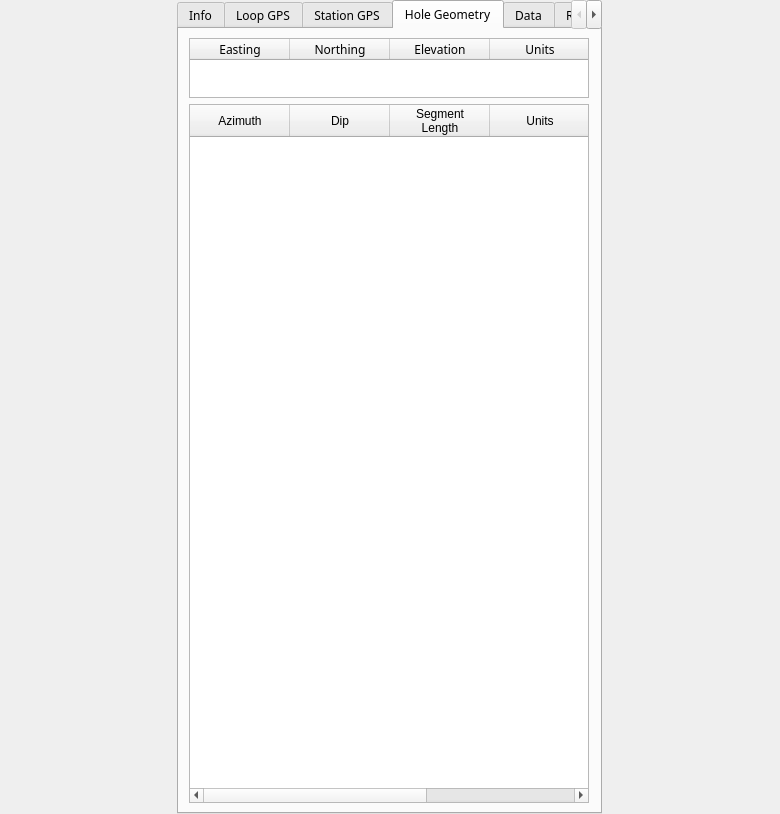
First picture: the form in src/qt_ui/pem_info_widget.ui, repository Eric-Meunier/Processor-Suite, before the edit.
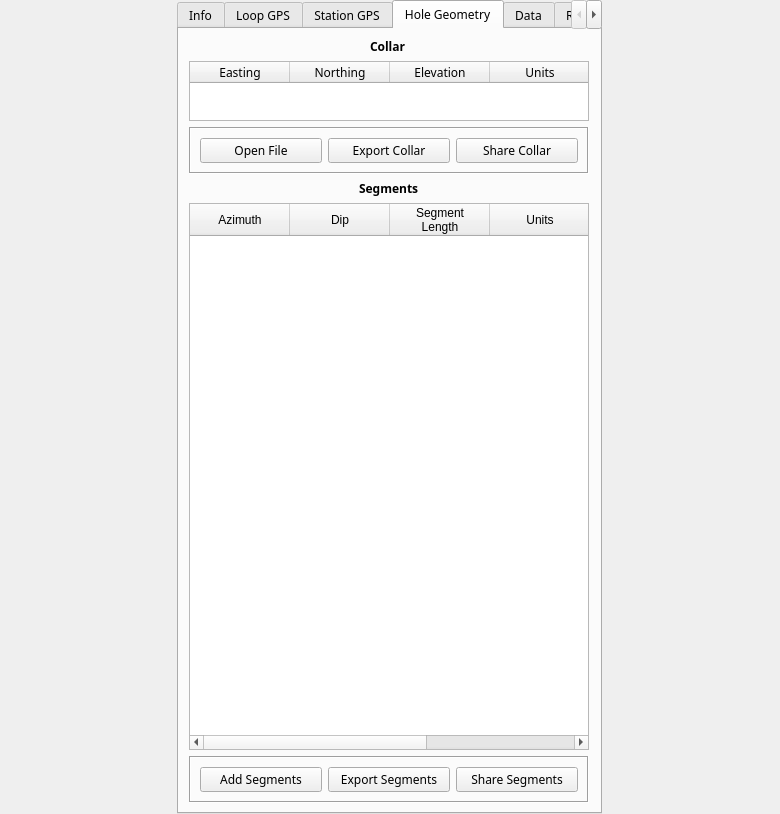
Second picture: the form after the edit. The open tabs and pages were chosen to show the change.

Commit message: Added buttons to PIW and connected the share GPS buttons

Patch:
```diff
--- a/src/qt_ui/pem_info_widget.ui
+++ b/src/qt_ui/pem_info_widget.ui
@@ -762,7 +762,40 @@
        <string>Hole Geometry</string>
       </attribute>
       <layout class="QGridLayout" name="gridLayout_5">
-       <item row="1" column="0">
+       <item row="5" column="0">
+        <widget class="QFrame" name="frame_9">
+         <property name="frameShape">
+          <enum>QFrame::Box</enum>
+         </property>
+         <property name="frameShadow">
+          <enum>QFrame::Sunken</enum>
+         </property>
+         <layout class="QHBoxLayout" name="horizontalLayout_3">
+          <item>
+           <widget class="QPushButton" name="add_segments_btn">
+            <property name="text">
+             <string>Add Segments</string>
+            </property>
+           </widget>
+          </item>
+          <item>
+           <widget class="QPushButton" name="export_segments_btn">
+            <property name="text">
+             <string>Export Segments</string>
+            </property>
+           </widget>
+          </item>
+          <item>
+           <widget class="QPushButton" name="share_segments_btn">
+            <property name="text">
+             <string>Share Segments</string>
+            </property>
+           </widget>
+          </item>
+         </layout>
+        </widget>
+       </item>
+       <item row="4" column="0">
         <widget class="QTableWidget" name="segments_table">
          <property name="sizePolicy">
           <sizepolicy hsizetype="Preferred" vsizetype="Expanding">
@@ -822,7 +855,7 @@
          </column>
         </widget>
        </item>
-       <item row="0" column="0">
+       <item row="1" column="0">
         <widget class="QTableWidget" name="collar_table">
          <property name="sizePolicy">
           <sizepolicy hsizetype="Preferred" vsizetype="Expanding">
@@ -927,6 +960,65 @@
          </item>
         </widget>
        </item>
+       <item row="2" column="0">
+        <widget class="QFrame" name="frame_10">
+         <property name="frameShape">
+          <enum>QFrame::Box</enum>
+         </property>
+         <property name="frameShadow">
+          <enum>QFrame::Sunken</enum>
+         </property>
+         <layout class="QHBoxLayout" name="horizontalLayout_4">
+          <item>
+           <widget class="QPushButton" name="open_collar_gps_btn">
+            <property name="text">
+             <string>Open File</string>
+            </property>
+           </widget>
+          </item>
+          <item>
+           <widget class="QPushButton" name="export_collar_gps_btn">
+            <property name="text">
+             <string>Export Collar</string>
+            </property>
+           </widget>
+          </item>
+          <item>
+           <widget class="QPushButton" name="share_collar_gps_btn">
+            <property name="text">
+             <string>Share Collar</string>
+            </property>
+           </widget>
+          </item>
+         </layout>
+        </widget>
+       </item>
+       <item row="0" column="0" alignment="Qt::AlignHCenter">
+        <widget class="QLabel" name="label_5">
+         <property name="font">
+          <font>
+           <weight>75</weight>
+           <bold>true</bold>
+          </font>
+         </property>
+         <property name="text">
+          <string>Collar</string>
+         </property>
+        </widget>
+       </item>
+       <item row="3" column="0" alignment="Qt::AlignHCenter">
+        <widget class="QLabel" name="label_6">
+         <property name="font">
+          <font>
+           <weight>75</weight>
+           <bold>true</bold>
+          </font>
+         </property>
+         <property name="text">
+          <string>Segments</string>
+         </property>
+        </widget>
+       </item>
       </layout>
      </widget>
      <widget class="QWidget" name="data_tab">
```
Left out of the diff: 13 changed lines with no effect on the pictures. The commit also changes 6 other files.
